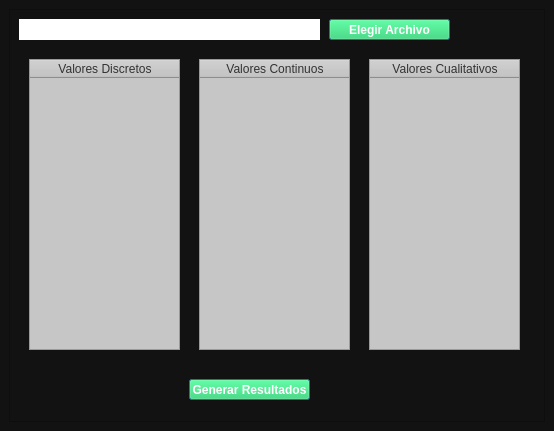
Above: View/viewPrincipal.ui from Eduardo913/Probabilidad_Estadistica before the change. Below: the same form after it.
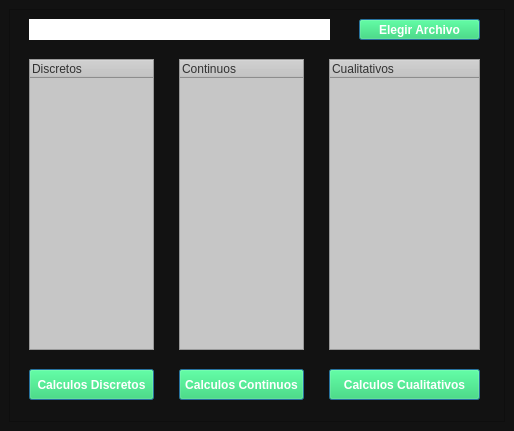
That is the form after the change.

Commit message: implementation of the Continuos View Functional

Patch:
```diff
--- a/View/viewPrincipal.ui
+++ b/View/viewPrincipal.ui
@@ -2,11 +2,14 @@
 <ui version="4.0">
  <class>Principal</class>
  <widget class="QMainWindow" name="Principal">
+  <property name="enabled">
+   <bool>true</bool>
+  </property>
   <property name="geometry">
    <rect>
     <x>0</x>
     <y>0</y>
-    <width>554</width>
+    <width>514</width>
     <height>431</height>
    </rect>
   </property>
@@ -20,6 +23,9 @@
    <layout class="QHBoxLayout" name="horizontalLayout">
     <item>
      <widget class="QFrame" name="frame">
+      <property name="enabled">
+       <bool>true</bool>
+      </property>
       <property name="font">
        <font>
         <kerning>false</kerning>
@@ -38,10 +44,10 @@
       <widget class="QPushButton" name="buttonResultados">
        <property name="geometry">
         <rect>
-         <x>180</x>
-         <y>370</y>
-         <width>121</width>
-         <height>21</height>
+         <x>20</x>
+         <y>360</y>
+         <width>125</width>
+         <height>31</height>
         </rect>
        </property>
        <property name="cursor">
@@ -55,7 +61,7 @@
 </string>
        </property>
        <property name="text">
-        <string>Generar Resultados</string>
+        <string>Calculos Discretos</string>
        </property>
        <property name="checkable">
         <bool>false</bool>
@@ -76,7 +82,7 @@
        </property>
        <property name="geometry">
         <rect>
-         <x>10</x>
+         <x>20</x>
          <y>10</y>
          <width>301</width>
          <height>21</height>
@@ -108,7 +114,7 @@
       <widget class="QPushButton" name="ElegirArchivo">
        <property name="geometry">
         <rect>
-         <x>320</x>
+         <x>350</x>
          <y>10</y>
          <width>121</width>
          <height>21</height>
@@ -145,29 +151,113 @@
         <rect>
          <x>20</x>
          <y>50</y>
-         <width>151</width>
+         <width>125</width>
          <height>291</height>
         </rect>
        </property>
+       <property name="layoutDirection">
+        <enum>Qt::LeftToRight</enum>
+       </property>
+       <property name="autoFillBackground">
+        <bool>true</bool>
+       </property>
        <property name="styleSheet">
         <string notr="true">background-color: rgb(198, 198, 198);
 color: rgb(50, 50, 50);</string>
        </property>
+       <property name="verticalScrollBarPolicy">
+        <enum>Qt::ScrollBarAsNeeded</enum>
+       </property>
+       <property name="sizeAdjustPolicy">
+        <enum>QAbstractScrollArea::AdjustToContentsOnFirstShow</enum>
+       </property>
+       <property name="autoScroll">
+        <bool>true</bool>
+       </property>
+       <property name="editTriggers">
+        <set>QAbstractItemView::NoEditTriggers</set>
+       </property>
+       <property name="dragEnabled">
+        <bool>false</bool>
+       </property>
+       <property name="alternatingRowColors">
+        <bool>false</bool>
+       </property>
+       <property name="textElideMode">
+        <enum>Qt::ElideLeft</enum>
+       </property>
+       <property name="verticalScrollMode">
+        <enum>QAbstractItemView::ScrollPerPixel</enum>
+       </property>
+       <property name="horizontalScrollMode">
+        <enum>QAbstractItemView::ScrollPerItem</enum>
+       </property>
+       <property name="gridStyle">
+        <enum>Qt::SolidLine</enum>
+       </property>
+       <property name="sortingEnabled">
+        <bool>false</bool>
+       </property>
+       <property name="rowCount">
+        <number>0</number>
+       </property>
+       <attribute name="horizontalHeaderVisible">
+        <bool>true</bool>
+       </attribute>
+       <attribute name="horizontalHeaderCascadingSectionResizes">
+        <bool>false</bool>
+       </attribute>
+       <attribute name="horizontalHeaderMinimumSectionSize">
+        <number>10</number>
+       </attribute>
        <attribute name="horizontalHeaderDefaultSectionSize">
-        <number>150</number>
+        <number>100</number>
+       </attribute>
+       <attribute name="horizontalHeaderHighlightSections">
+        <bool>false</bool>
+       </attribute>
+       <attribute name="horizontalHeaderShowSortIndicator" stdset="0">
+        <bool>false</bool>
+       </attribute>
+       <attribute name="horizontalHeaderStretchLastSection">
+        <bool>true</bool>
+       </attribute>
+       <attribute name="verticalHeaderVisible">
+        <bool>true</bool>
+       </attribute>
+       <attribute name="verticalHeaderCascadingSectionResizes">
+        <bool>true</bool>
+       </attribute>
+       <attribute name="verticalHeaderMinimumSectionSize">
+        <number>10</number>
+       </attribute>
+       <attribute name="verticalHeaderDefaultSectionSize">
+        <number>25</number>
+       </attribute>
+       <attribute name="verticalHeaderHighlightSections">
+        <bool>true</bool>
+       </attribute>
+       <attribute name="verticalHeaderShowSortIndicator" stdset="0">
+        <bool>true</bool>
+       </attribute>
+       <attribute name="verticalHeaderStretchLastSection">
+        <bool>false</bool>
        </attribute>
        <column>
         <property name="text">
-         <string>Valores Discretos</string>
+         <string>Discretos</string>
+        </property>
+        <property name="textAlignment">
+         <set>AlignLeading|AlignVCenter</set>
         </property>
        </column>
       </widget>
       <widget class="QTableWidget" name="tableContinuos">
        <property name="geometry">
         <rect>
-         <x>190</x>
+         <x>170</x>
          <y>50</y>
-         <width>151</width>
+         <width>125</width>
          <height>291</height>
         </rect>
        </property>
@@ -175,19 +265,73 @@
         <string notr="true">background-color: rgb(198, 198, 198);
 color: rgb(50, 50, 50);</string>
        </property>
+       <property name="verticalScrollBarPolicy">
+        <enum>Qt::ScrollBarAsNeeded</enum>
+       </property>
+       <property name="horizontalScrollBarPolicy">
+        <enum>Qt::ScrollBarAsNeeded</enum>
+       </property>
+       <property name="sizeAdjustPolicy">
+        <enum>QAbstractScrollArea::AdjustToContentsOnFirstShow</enum>
+       </property>
+       <property name="editTriggers">
+        <set>QAbstractItemView::NoEditTriggers</set>
+       </property>
+       <property name="rowCount">
+        <number>0</number>
+       </property>
+       <attribute name="horizontalHeaderCascadingSectionResizes">
+        <bool>false</bool>
+       </attribute>
+       <attribute name="horizontalHeaderMinimumSectionSize">
+        <number>10</number>
+       </attribute>
        <attribute name="horizontalHeaderDefaultSectionSize">
-        <number>150</number>
+        <number>100</number>
+       </attribute>
+       <attribute name="horizontalHeaderHighlightSections">
+        <bool>false</bool>
+       </attribute>
+       <attribute name="horizontalHeaderShowSortIndicator" stdset="0">
+        <bool>false</bool>
+       </attribute>
+       <attribute name="horizontalHeaderStretchLastSection">
+        <bool>true</bool>
+       </attribute>
+       <attribute name="verticalHeaderVisible">
+        <bool>true</bool>
+       </attribute>
+       <attribute name="verticalHeaderCascadingSectionResizes">
+        <bool>true</bool>
+       </attribute>
+       <attribute name="verticalHeaderMinimumSectionSize">
+        <number>10</number>
+       </attribute>
+       <attribute name="verticalHeaderDefaultSectionSize">
+        <number>25</number>
+       </attribute>
+       <attribute name="verticalHeaderHighlightSections">
+        <bool>true</bool>
+       </attribute>
+       <attribute name="verticalHeaderShowSortIndicator" stdset="0">
+        <bool>true</bool>
+       </attribute>
+       <attribute name="verticalHeaderStretchLastSection">
+        <bool>false</bool>
        </attribute>
        <column>
         <property name="text">
-         <string>Valores Continuos</string>
+         <string>Continuos</string>
+        </property>
+        <property name="textAlignment">
+         <set>AlignLeading|AlignVCenter</set>
         </property>
        </column>
       </widget>
       <widget class="QTableWidget" name="tableCualitativos">
        <property name="geometry">
         <rect>
-         <x>360</x>
+         <x>320</x>
          <y>50</y>
          <width>151</width>
          <height>291</height>
@@ -197,21 +341,139 @@
         <string notr="true">background-color: rgb(198, 198, 198);
 color: rgb(50, 50, 50);</string>
        </property>
+       <property name="verticalScrollBarPolicy">
+        <enum>Qt::ScrollBarAsNeeded</enum>
+       </property>
+       <property name="sizeAdjustPolicy">
+        <enum>QAbstractScrollArea::AdjustToContentsOnFirstShow</enum>
+       </property>
+       <property name="editTriggers">
+        <set>QAbstractItemView::NoEditTriggers</set>
+       </property>
+       <property name="rowCount">
+        <number>0</number>
+       </property>
        <attribute name="horizontalHeaderVisible">
         <bool>true</bool>
        </attribute>
        <attribute name="horizontalHeaderCascadingSectionResizes">
-        <bool>true</bool>
+        <bool>false</bool>
+       </attribute>
+       <attribute name="horizontalHeaderMinimumSectionSize">
+        <number>10</number>
        </attribute>
        <attribute name="horizontalHeaderDefaultSectionSize">
-        <number>150</number>
+        <number>125</number>
+       </attribute>
+       <attribute name="horizontalHeaderHighlightSections">
+        <bool>false</bool>
+       </attribute>
+       <attribute name="horizontalHeaderShowSortIndicator" stdset="0">
+        <bool>false</bool>
+       </attribute>
+       <attribute name="horizontalHeaderStretchLastSection">
+        <bool>true</bool>
+       </attribute>
+       <attribute name="verticalHeaderVisible">
+        <bool>true</bool>
+       </attribute>
+       <attribute name="verticalHeaderCascadingSectionResizes">
+        <bool>true</bool>
+       </attribute>
+       <attribute name="verticalHeaderMinimumSectionSize">
+        <number>10</number>
+       </attribute>
+       <attribute name="verticalHeaderDefaultSectionSize">
+        <number>25</number>
+       </attribute>
+       <attribute name="verticalHeaderHighlightSections">
+        <bool>true</bool>
+       </attribute>
+       <attribute name="verticalHeaderShowSortIndicator" stdset="0">
+        <bool>true</bool>
+       </attribute>
+       <attribute name="verticalHeaderStretchLastSection">
+        <bool>false</bool>
        </attribute>
        <column>
         <property name="text">
-         <string>Valores Cualitativos</string>
+         <string>Cualitativos</string>
+        </property>
+        <property name="textAlignment">
+         <set>AlignLeading|AlignVCenter</set>
         </property>
        </column>
       </widget>
+      <widget class="QPushButton" name="buttonContinuos">
+       <property name="geometry">
+        <rect>
+         <x>170</x>
+         <y>360</y>
+         <width>125</width>
+         <height>31</height>
+        </rect>
+       </property>
+       <property name="cursor">
+        <cursorShape>PointingHandCursor</cursorShape>
+       </property>
+       <property name="styleSheet">
+        <string notr="true">background-color: rgba(30, 215, 96,0.65);
+color: white;
+font:bold;
+
+</string>
+       </property>
+       <property name="text">
+        <string>Calculos Continuos</string>
+       </property>
+       <property name="checkable">
+        <bool>false</bool>
+       </property>
+       <property name="checked">
+        <bool>false</bool>
+       </property>
+       <property name="default">
+        <bool>true</bool>
+       </property>
+       <property name="flat">
+        <bool>false</bool>
+       </property>
+      </widget>
+      <widget class="QPushButton" name="buttonCualitativos">
+       <property name="geometry">
+        <rect>
+         <x>320</x>
+         <y>360</y>
+         <width>151</width>
+         <height>31</height>
+        </rect>
+       </property>
+       <property name="cursor">
+        <cursorShape>PointingHandCursor</cursorShape>
+       </property>
+       <property name="styleSheet">
+        <string notr="true">background-color: rgba(30, 215, 96,0.65);
+color: white;
+font:bold;
+
+</string>
+       </property>
+       <property name="text">
+        <string>Calculos Cualitativos</string>
+       </property>
+       <property name="checkable">
+        <bool>false</bool>
+       </property>
+       <property name="checked">
+        <bool>false</bool>
+       </property>
+       <property name="default">
+        <bool>true</bool>
+       </property>
+       <property name="flat">
+        <bool>false</bool>
+       </property>
+      </widget>
      </widget>
     </item>
    </layout>
```
Left out of the diff: 2 changed lines with no effect on the pictures. The commit also changes 7 other files.
